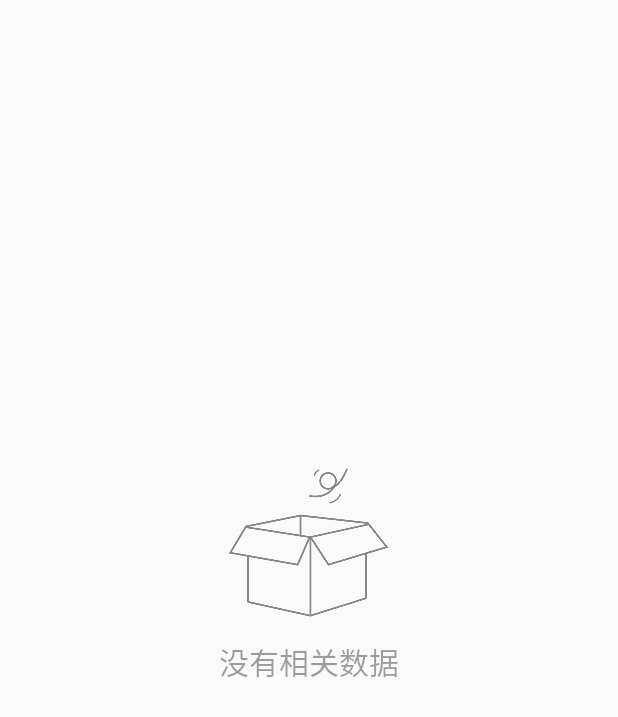
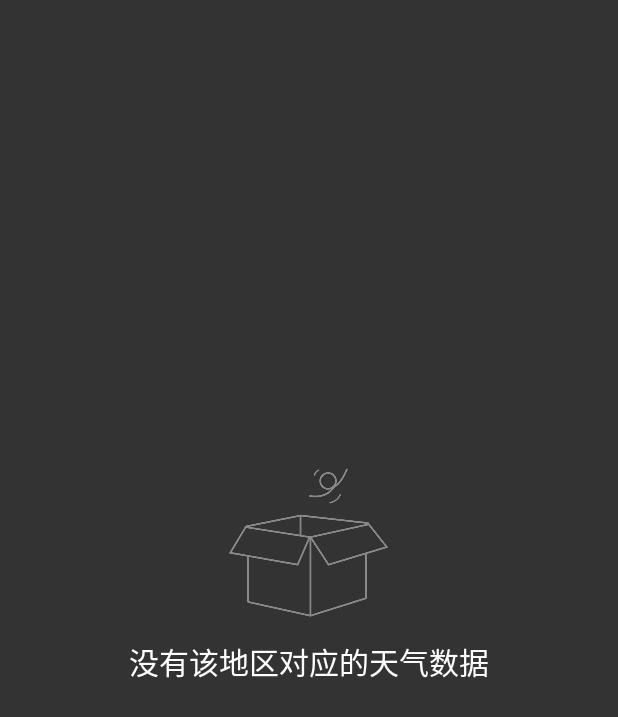
Before and after one commit to wujiankun/jweather, an Android app: the layout app_loading_no_data.xml on its own in the app's theme, with its tools: preview values and no code run, on a phone screen of 412 x 824 dp. Shown: the top 717 px of the screen. Run offline under Robolectric (Android 15) with nearby library versions, the phone set to English and light mode, and no system bars.

Commit message:
第一版完成

```diff
--- a/app/src/main/java/com/wjk/jweather/location/ChooseAreaFragment.java
+++ b/app/src/main/java/com/wjk/jweather/location/ChooseAreaFragment.java
@@ -9,6 +9,7 @@ import android.os.Handler;
 import android.os.Message;
 import android.support.annotation.Nullable;
 import android.support.v4.app.Fragment;
+import android.support.v7.widget.DefaultItemAnimator;
 import android.support.v7.widget.GridLayoutManager;
 import android.support.v7.widget.RecyclerView;
 import android.view.LayoutInflater;
@@ -166,7 +167,6 @@ public class ChooseAreaFragment extends BaseFragment {
         });
         mListView.setAdapter(mAdapter);
 
-
         mBackBtn.setOnClickListener(new View.OnClickListener() {
             @Override
             public void onClick(View view) {
@@ -182,6 +182,7 @@ public class ChooseAreaFragment extends BaseFragment {
         });
         RecyclerView.LayoutManager manager = new GridLayoutManager(getContext(),3);
         mListView.setLayoutManager(manager);
+        mListView.setItemAnimator(new DefaultItemAnimator());
     }
 
     @Override
--- a/app/src/main/java/com/wjk/jweather/view/LoadingView.java
+++ b/app/src/main/java/com/wjk/jweather/view/LoadingView.java
@@ -3,6 +3,7 @@ package com.wjk.jweather.view;
 import android.content.Context;
 import android.support.annotation.DrawableRes;
 import android.support.annotation.StringRes;
+import android.support.v7.widget.RecyclerView;
 import android.util.AttributeSet;
 import android.view.LayoutInflater;
 import android.view.ViewStub;
@@ -28,7 +29,7 @@ public class LoadingView extends RelativeLayout {
     private ViewStub netErrStub;
 
     // loading
-    private LinearLayout loadingLayout;
+    private RelativeLayout loadingLayout;
     private TextView loadingTv;
 
     // ###########暂无数据#############
@@ -72,7 +73,7 @@ public class LoadingView extends RelativeLayout {
     private void init(Context context) {
         LayoutInflater.from(context).inflate(R.layout.app_loading_layout, this);
         // loading
-        loadingLayout = (LinearLayout) findViewById(R.id.loading_layout);
+        loadingLayout = findViewById(R.id.loading_layout);
         loadingTv = (TextView) findViewById(R.id.tv_loading);
         // 网络错误
         netErrStub = (ViewStub) findViewById(R.id.net_err_view_stub);
--- /dev/null
+++ b/app/src/main/res/color/text_color_list_item.xml
@@ -0,0 +1,5 @@
+<?xml version="1.0" encoding="utf-8"?>
+<selector xmlns:android="http://schemas.android.com/apk/res/android">
+    <item android:state_pressed="false" android:color="@color/colorPrimary"/>
+    <item android:state_pressed="true" android:color="@android:color/white"/>
+</selector>
--- /dev/null
+++ b/app/src/main/res/drawable/bg_list_item.xml
@@ -0,0 +1,5 @@
+<?xml version="1.0" encoding="utf-8"?>
+<selector xmlns:android="http://schemas.android.com/apk/res/android">
+    <item android:state_pressed="true" android:drawable="@color/colorPrimary"/>
+    <item android:state_pressed="false" android:drawable="@android:color/white"/>
+</selector>
--- a/app/src/main/res/layout/app_loading_net_error.xml
+++ b/app/src/main/res/layout/app_loading_net_error.xml
@@ -3,6 +3,7 @@
     android:layout_width="match_parent"
     android:layout_height="match_parent"
     android:gravity="center"
+    android:background="@color/colorPrimary"
     android:orientation="vertical">
 
 
@@ -18,7 +19,7 @@
         android:layout_height="wrap_content"
         android:layout_marginTop="16dp"
         android:text="您的网络出问题啦\n连网之后下拉刷新"
-        android:textColor="@color/colorPrimary"
+        android:textColor="@android:color/white"
         android:textSize="@dimen/common_text_size" />
 
 </LinearLayout>
--- a/app/src/main/res/layout/app_loading_no_data.xml
+++ b/app/src/main/res/layout/app_loading_no_data.xml
@@ -1,9 +1,10 @@
 <?xml version="1.0" encoding="utf-8"?>
 <LinearLayout xmlns:android="http://schemas.android.com/apk/res/android"
-    android:layout_width="wrap_content"
-    android:layout_height="wrap_content"
+    android:layout_width="match_parent"
+    android:layout_height="match_parent"
     android:layout_gravity="center"
     android:gravity="center"
+    android:background="@color/colorPrimary"
     android:orientation="vertical"
     android:paddingBottom="100dp">
 
@@ -20,8 +21,8 @@
         android:layout_width="wrap_content"
         android:layout_height="wrap_content"
         android:layout_marginTop="14dp"
-        android:text="没有相关数据"
-        android:textColor="@color/colorBgPrimary"
+        android:text="没有该地区对应的天气数据"
+        android:textColor="@android:color/white"
         android:textSize="@dimen/common_text_size" />
 
 </LinearLayout>
--- a/app/src/main/res/layout/item_area.xml
+++ b/app/src/main/res/layout/item_area.xml
@@ -11,6 +11,7 @@
         android:layout_width="match_parent"
         android:layout_height="?attr/actionBarSize"
         android:gravity="center"
-        android:textColor="@color/colorPrimary"
+        android:background="@drawable/bg_list_item"
+        android:textColor="@color/text_color_list_item"
         android:textSize="18sp" />
 </android.support.v7.widget.CardView>
--- a/app/src/main/res/mipmap-anydpi-v26/ic_launcher_round.xml
+++ /dev/null
@@ -1,5 +0,0 @@
-<?xml version="1.0" encoding="utf-8"?>
-<adaptive-icon xmlns:android="http://schemas.android.com/apk/res/android">
-    <background android:drawable="@drawable/ic_launcher_background" />
-    <foreground android:drawable="@mipmap/ic_launcher_foreground" />
-</adaptive-icon>
--- a/app/src/main/res/values/colors.xml
+++ b/app/src/main/res/values/colors.xml
@@ -4,4 +4,5 @@
     <color name="colorBgPrimary">#60000000</color>
     <color name="colorPrimaryDark">#222</color>
     <color name="colorAccent">#2E6480</color>
+    <color name="colorBgWaitting">#30613a09</color>
 </resources>
```
Also changed, not shown: app/src/main/java/com/wjk/jweather/weather/ui/WeatherActivity.java (+9 -5 lines), app/src/main/res/layout/app_loading_layout.xml (+20 -5 lines), app/src/main/res/mipmap-xhdpi/bg_watting1.jpg (added), app/src/main/res/mipmap-xxhdpi/ic_launcher_foreground.png (deleted), app/src/main/res/mipmap-xxhdpi/ic_launcher_round.png (deleted).
